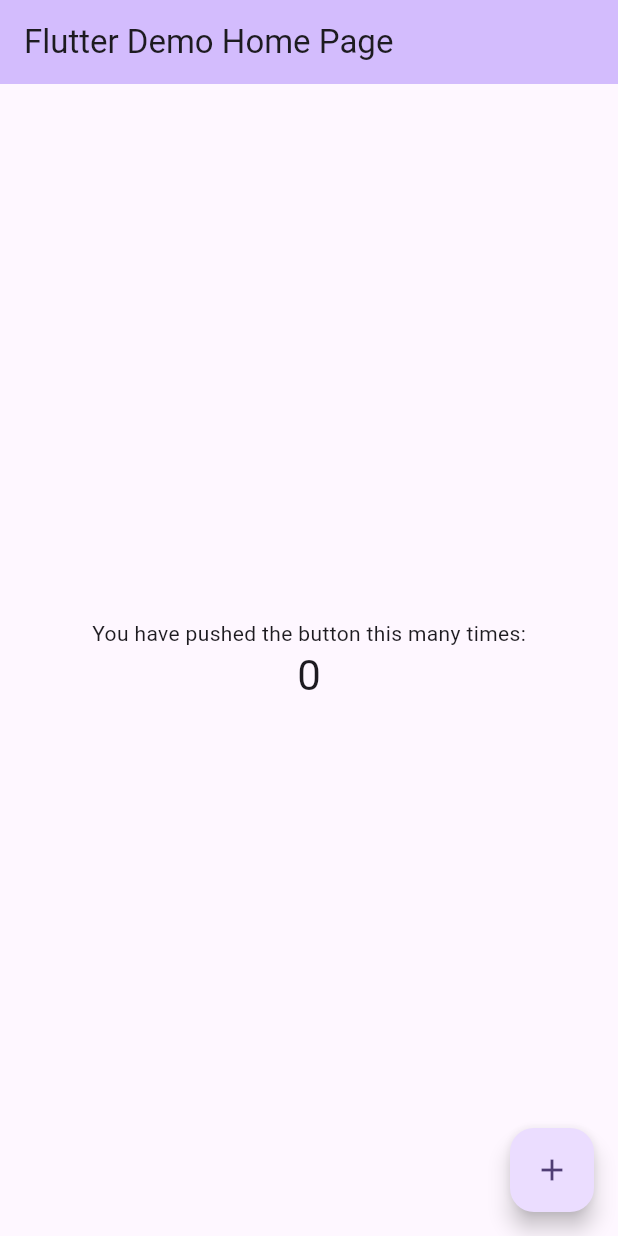
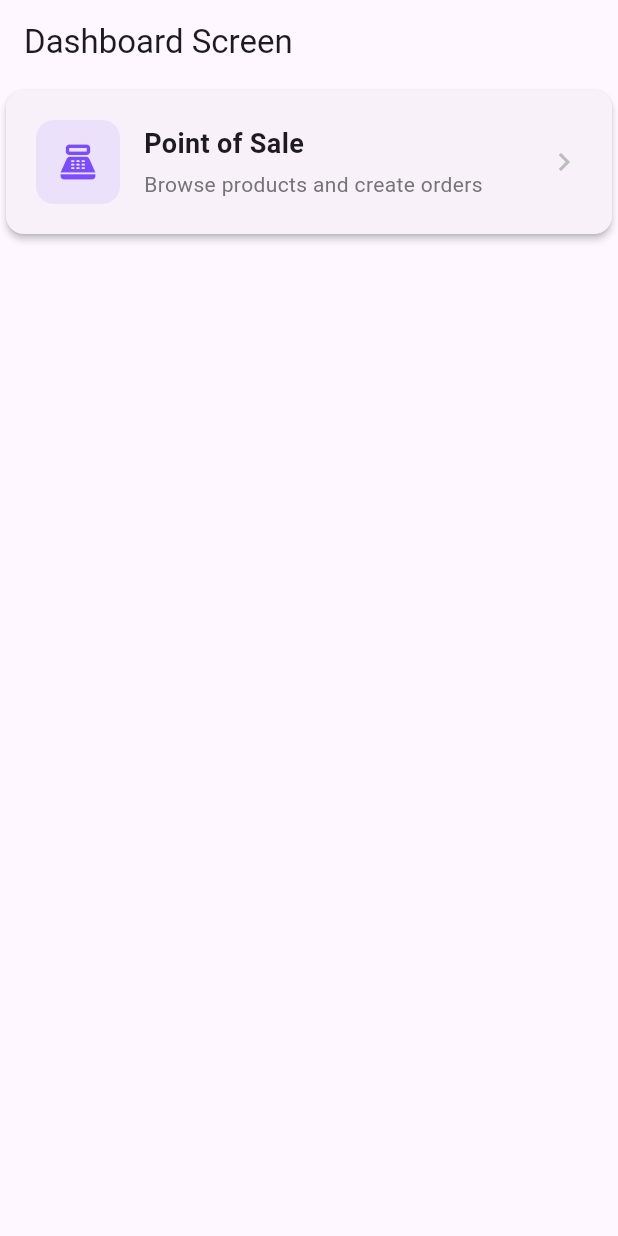
Before and after one commit to jarvis-vision4/pos_sample_app, a Flutter app: the screen it shows after launch, on a phone screen of 412 x 824 dp. Run offline on Flutter 3.47's test engine with Material 3 defaults, Android fonts, the phone set to English and light mode, and no system bars; our stand-ins replace dio, flutter_bloc, get_it, sqflite; accounts and stored records are empty.

Commit message:
Add Dashboard Screen and Initialize feature

```diff
--- a/lib/locator/locator.dart
+++ b/lib/locator/locator.dart
@@ -1,6 +1,7 @@
 import 'package:dio/dio.dart';
 import 'package:get_it/get_it.dart';
 import 'package:pos_sample_app/constants/api_constants.dart';
+import 'package:pos_sample_app/data/services/database_service.dart';
 
 Future<void> setUpLocator() async {
   GetIt getIt = GetIt.I;
@@ -12,4 +13,6 @@ Future<void> setUpLocator() async {
     ),
   );
   getIt.registerSingleton<Dio>(dio);
+  DatabaseService databaseService=DatabaseService();
+  getIt.registerSingleton<DatabaseService>(databaseService);
 }
--- a/lib/main.dart
+++ b/lib/main.dart
@@ -1,6 +1,11 @@
 import 'package:flutter/material.dart';
+import 'package:pos_sample_app/locator/locator.dart';
+import 'package:pos_sample_app/routes/app_router.dart';
+import 'package:pos_sample_app/routes/app_routes.dart';
 
-void main() {
+void main() async{
+  WidgetsFlutterBinding.ensureInitialized();
+  await setUpLocator();
   runApp(const MyApp());
 }
 
@@ -12,111 +17,12 @@ class MyApp extends StatelessWidget {
   Widget build(BuildContext context) {
     return MaterialApp(
       title: 'Flutter Demo',
+      initialRoute: AppRoutes.dashboard,
+      onGenerateRoute: AppRouter.onGenerateRoute,
       theme: ThemeData(
-        // This is the theme of your application.
-        //
-        // TRY THIS: Try running your application with "flutter run". You'll see
-        // the application has a purple toolbar. Then, without quitting the app,
-        // try changing the seedColor in the colorScheme below to Colors.green
-        // and then invoke "hot reload" (save your changes or press the "hot
-        // reload" button in a Flutter-supported IDE, or press "r" if you used
-        // the command line to start the app).
-        //
-        // Notice that the counter didn't reset back to zero; the application
-        // state is not lost during the reload. To reset the state, use hot
-        // restart instead.
-        //
-        // This works for code too, not just values: Most code changes can be
-        // tested with just a hot reload.
         colorScheme: .fromSeed(seedColor: Colors.deepPurple),
       ),
-      home: const MyHomePage(title: 'Flutter Demo Home Page'),
+      debugShowCheckedModeBanner: false,
     );
   }
 }
-
-class MyHomePage extends StatefulWidget {
-  const MyHomePage({super.key, required this.title});
-
-  // This widget is the home page of your application. It is stateful, meaning
-  // that it has a State object (defined below) that contains fields that affect
-  // how it looks.
-
-  // This class is the configuration for the state. It holds the values (in this
-  // case the title) provided by the parent (in this case the App widget) and
-  // used by the build method of the State. Fields in a Widget subclass are
-  // always marked "final".
-
-  final String title;
-
-  @override
-  State<MyHomePage> createState() => _MyHomePageState();
-}
-
-class _MyHomePageState extends State<MyHomePage> {
-  int _counter = 0;
-
-  void _incrementCounter() {
-    setState(() {
-      // This call to setState tells the Flutter framework that something has
-      // changed in this State, which causes it to rerun the build method below
-      // so that the display can reflect the updated values. If we changed
-      // _counter without calling setState(), then the build method would not be
-      // called again, and so nothing would appear to happen.
-      _counter++;
-    });
-  }
-
-  @override
-  Widget build(BuildContext context) {
-    // This method is rerun every time setState is called, for instance as done
-    // by the _incrementCounter method above.
-    //
-    // The Flutter framework has been optimized to make rerunning build methods
-    // fast, so that you can just rebuild anything that needs updating rather
-    // than having to individually change instances of widgets.
-    return Scaffold(
-      appBar: AppBar(
-        // TRY THIS: Try changing the color here to a specific color (to
-        // Colors.amber, perhaps?) and trigger a hot reload to see the AppBar
-        // change color while the other colors stay the same.
-        backgroundColor: Theme.of(context).colorScheme.inversePrimary,
-        // Here we take the value from the MyHomePage object that was created by
-        // the App.build method, and use it to set our appbar title.
-        title: Text(widget.title),
-      ),
-      body: Center(
-        // Center is a layout widget. It takes a single child and positions it
-        // in the middle of the parent.
-        child: Column(
-          // Column is also a layout widget. It takes a list of children and
-          // arranges them vertically. By default, it sizes itself to fit its
-          // children horizontally, and tries to be as tall as its parent.
-          //
-          // Column has various properties to control how it sizes itself and
-          // how it positions its children. Here we use mainAxisAlignment to
-          // center the children vertically; the main axis here is the vertical
-          // axis because Columns are vertical (the cross axis would be
-          // horizontal).
-          //
-          // TRY THIS: Invoke "debug painting" (choose the "Toggle Debug Paint"
-          // action in the IDE, or press "p" in the console), to see the
-          // wireframe for each widget.
-          mainAxisAlignment: .center,
-          children: [
-            const Text('You have pushed the button this many times:'),
-            Text(
-              '$_counter',
-              style: Theme.of(context).textTheme.headlineMedium,
-            ),
-          ],
-        ),
-      ),
-      floatingActionButton: FloatingActionButton(
-        onPressed: _incrementCounter,
-        tooltip: 'Increment',
-        child: const Icon(Icons.add),
-      ),
-    );
-  }
-}
--- /dev/null
+++ b/lib/presentation/screens/dashboard/dashboard_screen.dart
@@ -0,0 +1,71 @@
+import 'package:flutter/material.dart';
+
+import '../../../routes/app_routes.dart';
+
+class DashboardScreen extends StatelessWidget {
+  const DashboardScreen({super.key});
+
+  @override
+  Widget build(BuildContext context) {
+    return Scaffold(
+      appBar: AppBar(
+        title: Text("Dashboard Screen"),
+      ),
+      body: SingleChildScrollView(
+        child: Column(
+          children: [
+          Card(
+          elevation: 2,
+          child: InkWell(
+            onTap: () {
+              // Handle card tap
+              Navigator.pushNamed(context, AppRoutes.pos);
+            },
+            borderRadius: BorderRadius.circular(12),
+            child: Padding(
+              padding: const EdgeInsets.all(20),
+              child: Row(
+                children: [
+                  Container(
+                    padding: const EdgeInsets.all(14),
+                    decoration: BoxDecoration(
+                      color: Colors.deepPurpleAccent.withValues(alpha: 0.1),
+                      borderRadius: BorderRadius.circular(12),
+                    ),
+                    child: Icon(Icons.point_of_sale, color: Colors.deepPurpleAccent, size: 28),
+                  ),
+                  const SizedBox(width: 16),
+                  Expanded(
+                    child: Column(
+                      crossAxisAlignment: CrossAxisAlignment.start,
+                      children: [
+                        Text(
+                          "Point of Sale",
+                          style: const TextStyle(
+                            fontSize: 18,
+                            fontWeight: FontWeight.w600,
+                          ),
+                        ),
+                        const SizedBox(height: 4),
+                        Text(
+                          "Browse products and create orders",
+                          style: TextStyle(
+                            fontSize: 14,
+                            color: Colors.grey[600],
+                          ),
+                        ),
+                      ],
+                    ),
+                  ),
+                  Icon(Icons.chevron_right, color: Colors.grey[400]),
+                ],
+              ),
+            ),
+          ),
+        )
+          ],
+        ),
+      ),
+    );
+  }
+}
--- a/lib/routes/app_router.dart
+++ b/lib/routes/app_router.dart
@@ -1,15 +1,16 @@
 import 'package:flutter/material.dart';
 
+import '../presentation/screens/dashboard/dashboard_screen.dart';
 import 'app_routes.dart';
 
 class AppRouter {
   static Route<dynamic> onGenerateRoute(RouteSettings settings) {
     switch (settings.name) {
-      // case AppRoutes.dashboard:
-      //   return MaterialPageRoute(
-      //     builder: (_) => const DashboardScreen(),
-      //   );
-      //
+      case AppRoutes.dashboard:
+        return MaterialPageRoute(
+          builder: (_) => const DashboardScreen(),
+        );
+
       // case AppRoutes.pos:
       //   return MaterialPageRoute(
       //     builder: (_) => const PosScreen(),
```
Also changed, not shown: lib/data/models/customer.dart (added, +83 -0 lines), lib/presentation/screens/dashboard/cubit/dashboard_cubit.dart (added, +13 -0 lines), lib/presentation/screens/dashboard/cubit/dashboard_state.dart (added, +9 -0 lines).
